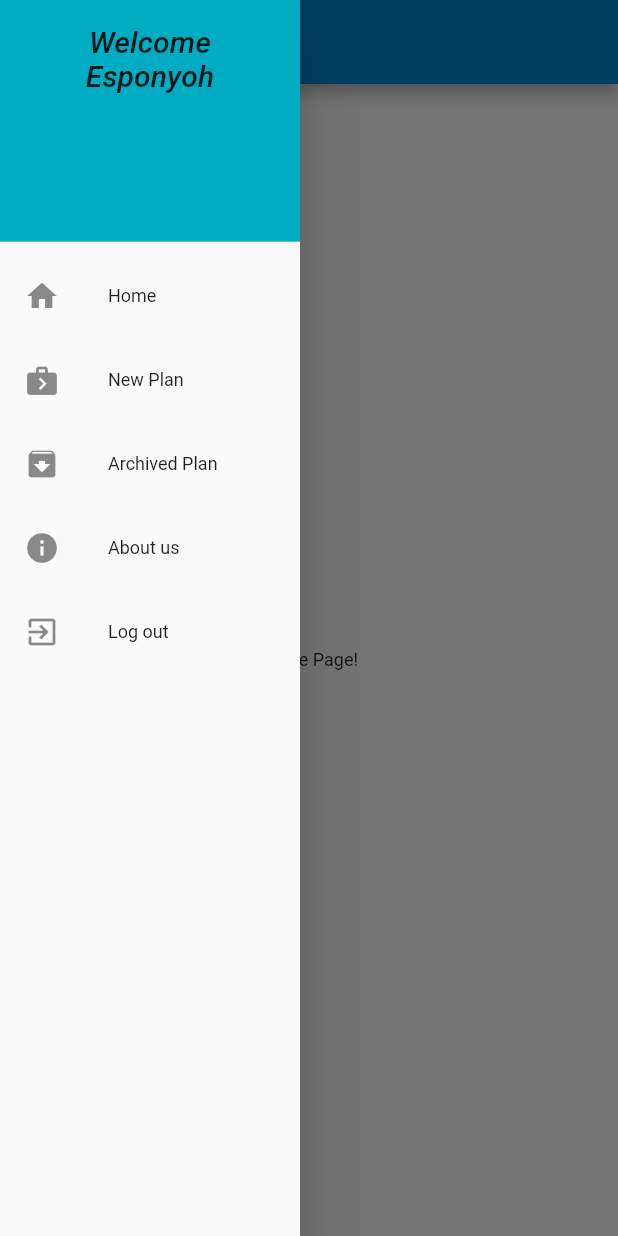
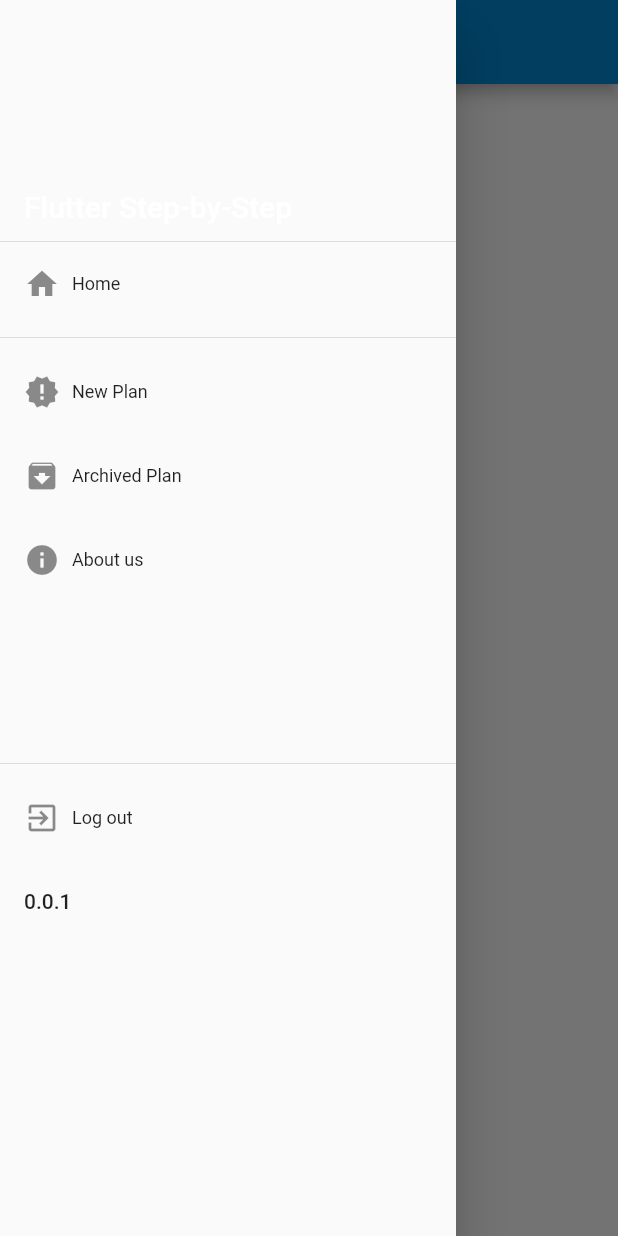
Before and after one commit to espanyoh/mademe-mobile, a Flutter app: the HomeScreen screen opened directly, with the side drawer open, on a phone screen of 412 x 824 dp. Run offline on Flutter 3.47's test engine with Material 2 defaults, Android fonts, the phone set to English and light mode, and no system bars; Roboto replaces fonts that are missing (Georgia, Hind).

Commit message:
add drawer version 2

```diff
--- /dev/null
+++ b/lib/routes/Routes.dart
@@ -0,0 +1,5 @@
+class Routes {
+  static const String contacts = '/contacts';
+  static const String events = '/events';
+  static const String notes = '/notes';
+}
--- a/lib/screens/home_screen.dart
+++ b/lib/screens/home_screen.dart
@@ -1,5 +1,6 @@
 import 'package:flutter/material.dart';
 import 'package:mademe/screens/login_screen.dart';
+import 'package:mademe/widget/drawer.dart';
 
 class HomeScreen extends StatefulWidget {
   @override
@@ -20,7 +21,8 @@ class _HomeScreenState extends State<HomeScreen> {
           Center(child: Text('Home Page!')),
         ],
       ),
-      drawer: Container(
+      drawer: AppDrawer(),
+      /*drawer: Container(
         width: 200.0,
         child: Drawer(
           child: ListView(
@@ -94,6 +96,7 @@ class _HomeScreenState extends State<HomeScreen> {
           ),
         ),
       ),
+    */
     );
   }
 }
--- /dev/null
+++ b/lib/widget/drawer.dart
@@ -0,0 +1,103 @@
+import 'package:flutter/material.dart';
+import 'package:mademe/screens/login_screen.dart';
+
+class AppDrawer extends StatelessWidget {
+  Widget _createHeader(BuildContext context) {
+    return DrawerHeader(
+      margin: EdgeInsets.zero,
+      padding: EdgeInsets.zero,
+      decoration: BoxDecoration(
+          // image: DecorationImage(
+          //   fit: BoxFit.fill,
+          //   image: AssetImage('path/to/header_background.png'),
+          // ),
+          ),
+      child: Stack(
+        children: <Widget>[
+          Positioned(
+              bottom: 12.0,
+              left: 16.0,
+              child: Text("Flutter Step-by-Step",
+                  style: TextStyle(
+                      color: Colors.white,
+                      fontSize: 20.0,
+                      fontWeight: FontWeight.w500))),
+        ],
+      ),
+    );
+  }
+
+  Widget _createDrawerItem(
+      {IconData icon,
+      String text,
+      GestureTapCallback onTap,
+      BuildContext context}) {
+    return ListTile(
+      title: Row(
+        children: <Widget>[
+          Icon(icon),
+          Padding(
+            padding: EdgeInsets.only(left: 8.0),
+            child: Text(
+              text,
+              style: Theme.of(context).textTheme.body1,
+            ),
+          )
+        ],
+      ),
+      onTap: onTap,
+    );
+  }
+
+  @override
+  Widget build(BuildContext context) {
+    return Drawer(
+      child: ListView(
+        padding: EdgeInsets.zero,
+        children: <Widget>[
+          _createHeader(context),
+          _createDrawerItem(
+            icon: Icons.home,
+            text: 'Home',
+            context: context,
+          ),
+          Divider(),
+          _createDrawerItem(
+            icon: Icons.new_releases,
+            text: 'New Plan',
+            context: context,
+          ),
+          _createDrawerItem(
+            icon: Icons.archive,
+            text: 'Archived Plan',
+            context: context,
+          ),
+          _createDrawerItem(
+            icon: Icons.info,
+            text: 'About us',
+            context: context,
+          ),
+          SizedBox(
+            height: 100.0,
+          ),
+          Divider(),
+          _createDrawerItem(
+            icon: Icons.exit_to_app,
+            text: 'Log out',
+            context: context,
+            onTap: () {
+              Navigator.push(
+                context,
+                MaterialPageRoute(builder: (context) => LoginScreen()),
+              );
+            },
+          ),
+          ListTile(
+            title: Text('0.0.1'),
+            onTap: () {},
+          ),
+        ],
+      ),
+    );
+  }
+}
```
